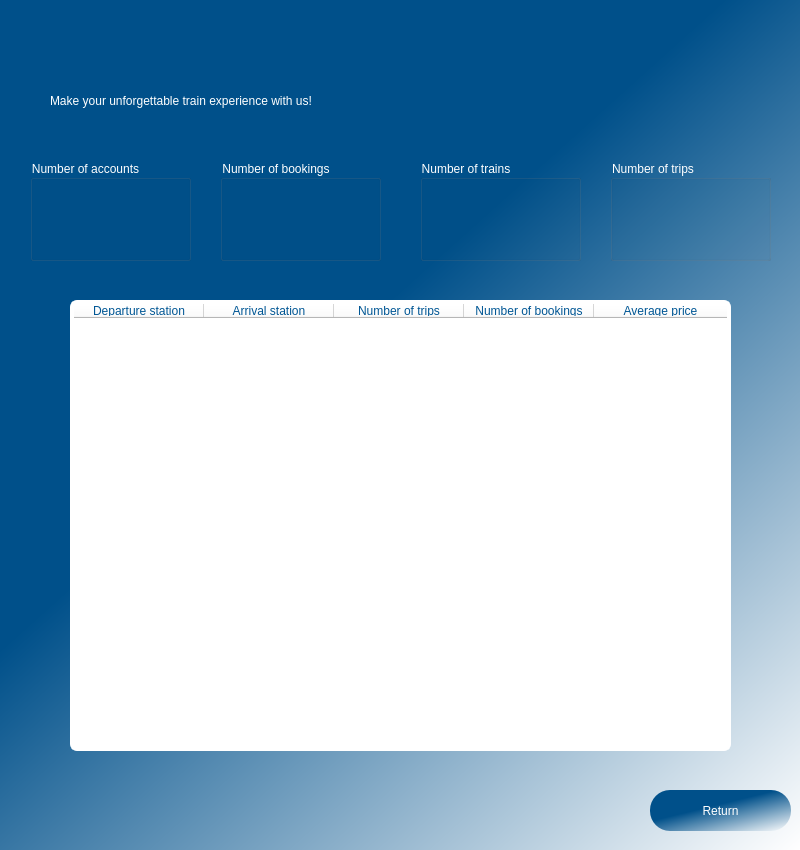
Old version of the form ui/Report.ui in the repository kareemsakkary/TrainBookingSystem.
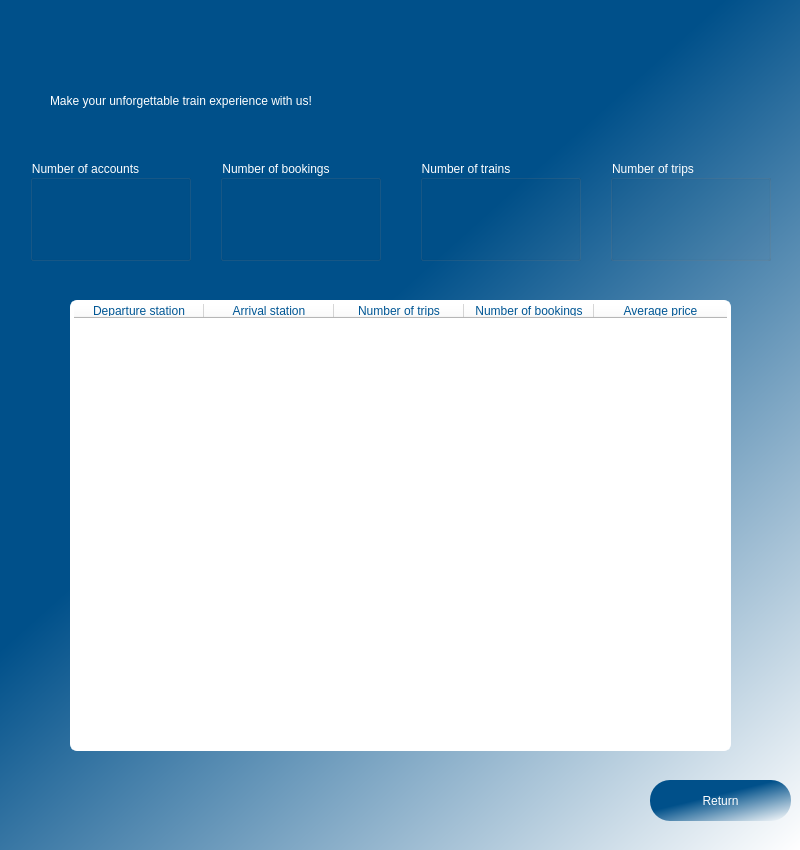
New version of the form.

What changed in the file:
```diff
--- a/ui/Report.ui
+++ b/ui/Report.ui
@@ -33,7 +33,7 @@
     <property name="geometry">
      <rect>
       <x>650</x>
-      <y>790</y>
+      <y>780</y>
       <width>141</width>
       <height>41</height>
      </rect>
@@ -183,8 +183,8 @@
     <widget class="QLabel" name="accountsNum">
      <property name="geometry">
       <rect>
-       <x>60</x>
-       <y>20</y>
+       <x>70</x>
+       <y>30</y>
        <width>41</width>
        <height>51</height>
       </rect>
@@ -228,8 +228,8 @@
     <widget class="QLabel" name="tripsNum">
      <property name="geometry">
       <rect>
-       <x>60</x>
-       <y>20</y>
+       <x>70</x>
+       <y>30</y>
        <width>41</width>
        <height>51</height>
       </rect>
@@ -273,8 +273,8 @@
     <widget class="QLabel" name="trainsNum">
      <property name="geometry">
       <rect>
-       <x>60</x>
-       <y>20</y>
+       <x>70</x>
+       <y>30</y>
        <width>41</width>
        <height>51</height>
       </rect>
@@ -318,8 +318,8 @@
     <widget class="QLabel" name="bookingsNum">
      <property name="geometry">
       <rect>
-       <x>60</x>
-       <y>20</y>
+       <x>70</x>
+       <y>30</y>
        <width>41</width>
        <height>51</height>
       </rect>
```
Left out of the diff: 3 changed lines with no effect on the pictures.
